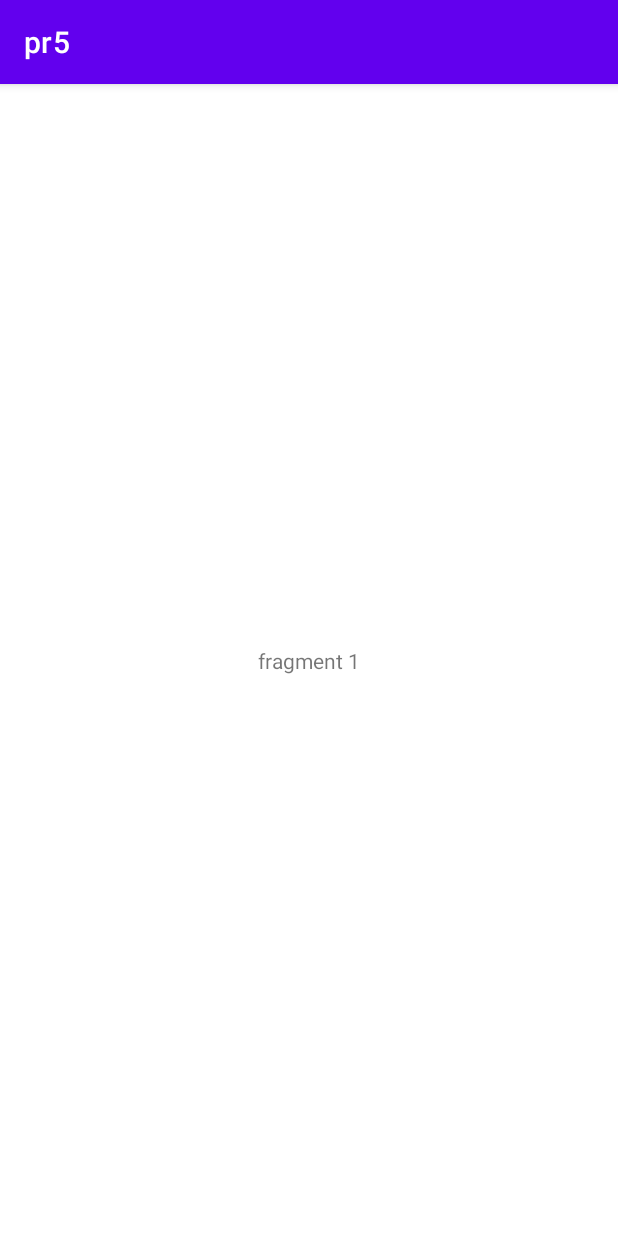
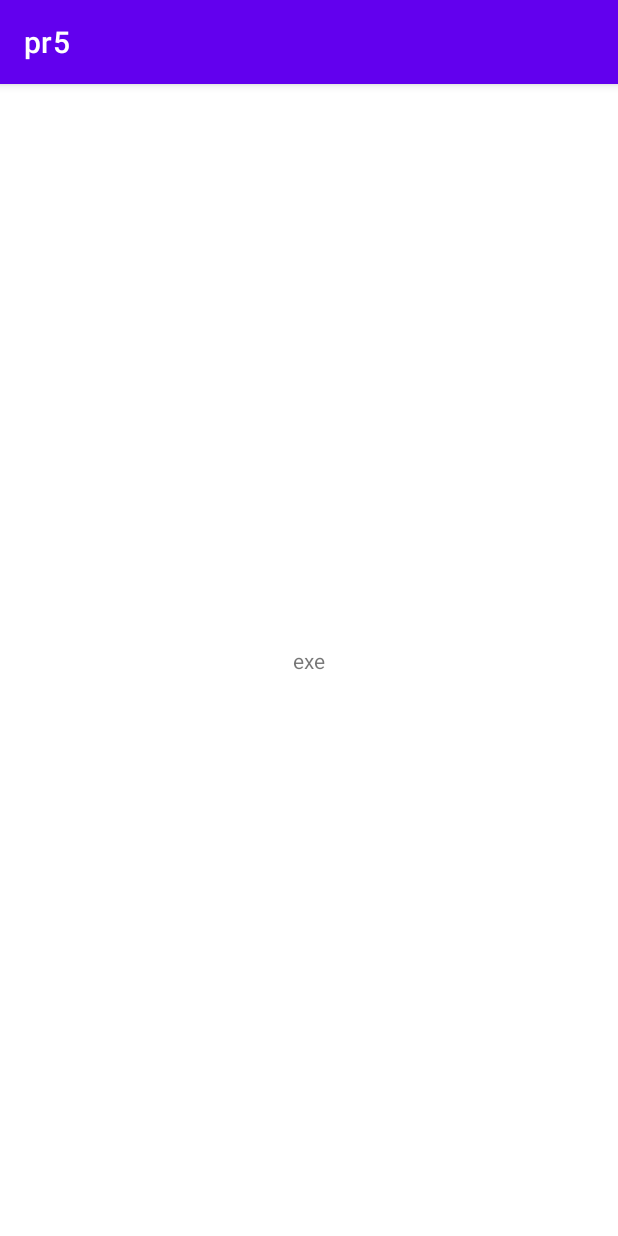
Before and after one commit to Melunad/pr5, an Android app: the screen it shows after launch (MainActivity), after a tap on "FRAGMENT1", on a phone screen of 412 x 824 dp. Run offline under Robolectric (Android 15) with nearby library versions, the phone set to English and light mode, and no system bars.

Commit message:
пункт 3 передача данных между фрагментами

```diff
--- a/app/src/main/java/com/example/pr5/fragments/Fragment1.java
+++ b/app/src/main/java/com/example/pr5/fragments/Fragment1.java
@@ -2,13 +2,20 @@ package com.example.pr5.fragments;
 
 import android.os.Bundle;
 
+import androidx.annotation.NonNull;
+import androidx.annotation.Nullable;
 import androidx.fragment.app.Fragment;
+import androidx.fragment.app.FragmentManager;
+import androidx.navigation.Navigation;
 
 import android.view.LayoutInflater;
 import android.view.View;
 import android.view.ViewGroup;
+import android.widget.TextView;
 
 import com.example.pr5.R;
+
+import java.util.Objects;
 
 
 public class Fragment1 extends Fragment {
@@ -17,6 +24,16 @@ public class Fragment1 extends Fragment {
     public View onCreateView(LayoutInflater inflater, ViewGroup container,
                              Bundle savedInstanceState) {
         // Inflate the layout for this fragment
+
         return inflater.inflate(R.layout.fragment_1, container, false);
+
+    }
+
+    @Override
+    public void onViewCreated(@NonNull View view, @Nullable Bundle savedInstanceState) {
+        super.onViewCreated(view, savedInstanceState);
+        TextView tv = view.findViewById(R.id.textViewF1);
+        String text = getArguments().getString("example");
+        tv.setText(text);
     }
 }
--- a/app/src/main/java/com/example/pr5/fragments/MainFragment.java
+++ b/app/src/main/java/com/example/pr5/fragments/MainFragment.java
@@ -12,6 +12,7 @@ import android.view.LayoutInflater;
 import android.view.View;
 import android.view.ViewGroup;
 import android.widget.Button;
+import android.widget.TextView;
 
 import com.example.pr5.R;
 
@@ -30,10 +31,16 @@ public class MainFragment extends Fragment {
         super.onViewCreated(view, savedInstanceState);
         Button bF1 = view.findViewById(R.id.buttonF1);
         Button bF2 = view.findViewById(R.id.buttonF2);
+
+        Bundle bundle = new Bundle();
+        bundle.putString("example", "exe");
+
+
         bF1.setOnClickListener(new View.OnClickListener() {
             @Override
             public void onClick(View view) {
-                Navigation.findNavController(view).navigate(R.id.action_mainFragment_to_fragment1);
+                Navigation.findNavController(view).navigate(R.id.action_mainFragment_to_fragment1,bundle);
+
             }
         });
         bF2.setOnClickListener(new View.OnClickListener() {
@@ -44,5 +51,7 @@ public class MainFragment extends Fragment {
         });
 
 
+
+
     }
 }
--- a/app/src/main/res/layout/fragment_1.xml
+++ b/app/src/main/res/layout/fragment_1.xml
@@ -7,7 +7,7 @@
     tools:context=".fragments.Fragment1">
 
     <TextView
-        android:id="@+id/textView"
+        android:id="@+id/textViewF1"
         android:layout_width="wrap_content"
         android:layout_height="wrap_content"
         android:text="fragment 1"
@@ -15,4 +15,5 @@
         app:layout_constraintEnd_toEndOf="parent"
         app:layout_constraintStart_toStartOf="parent"
         app:layout_constraintTop_toTopOf="parent" />
+
 </androidx.constraintlayout.widget.ConstraintLayout>
--- a/app/src/main/res/layout/fragment_2.xml
+++ b/app/src/main/res/layout/fragment_2.xml
@@ -7,7 +7,7 @@
     tools:context=".fragments.Fragment2">
 
     <TextView
-        android:id="@+id/textView"
+        android:id="@+id/textViewF1"
         android:layout_width="wrap_content"
         android:layout_height="wrap_content"
         android:text="fragment 2"
--- a/app/src/main/res/layout/fragment_main.xml
+++ b/app/src/main/res/layout/fragment_main.xml
@@ -23,4 +23,5 @@
         app:layout_constraintBottom_toTopOf="@+id/buttonF2"
         app:layout_constraintEnd_toEndOf="parent"
         app:layout_constraintStart_toStartOf="parent" />
+
 </androidx.constraintlayout.widget.ConstraintLayout>
```
